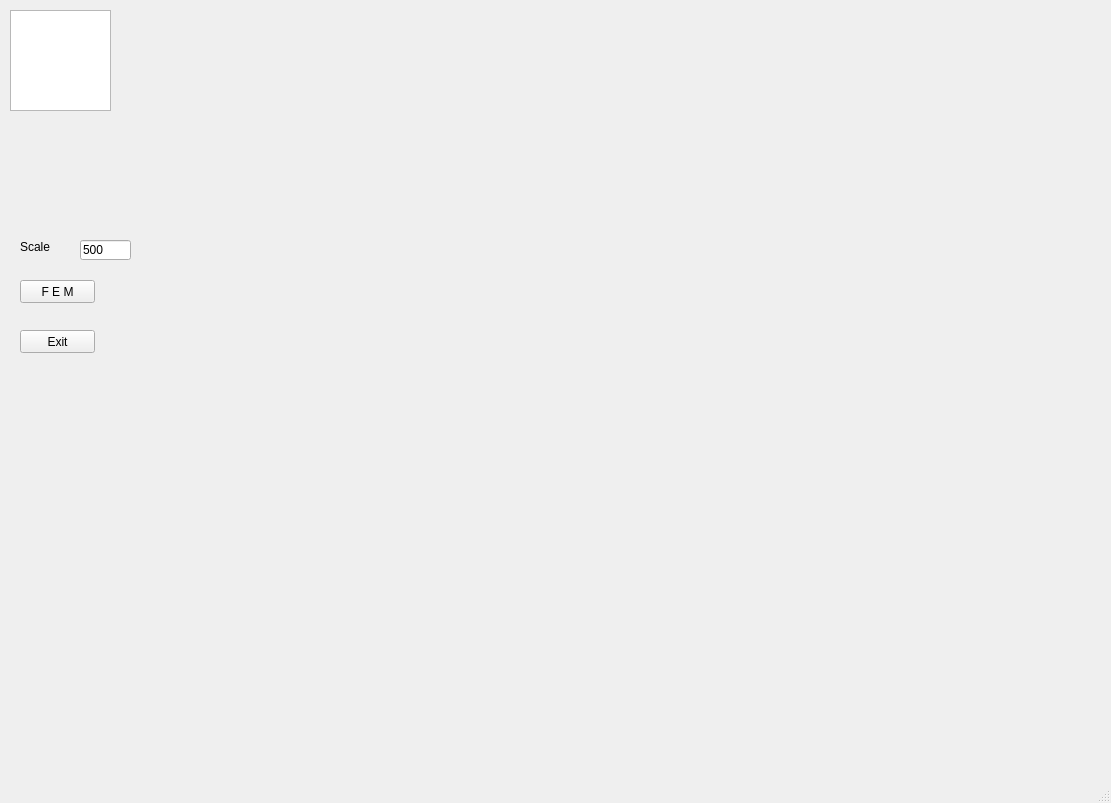
Above: BDwindow.ui from JayJoeAy/jjff before the change. Below: the same form after it.
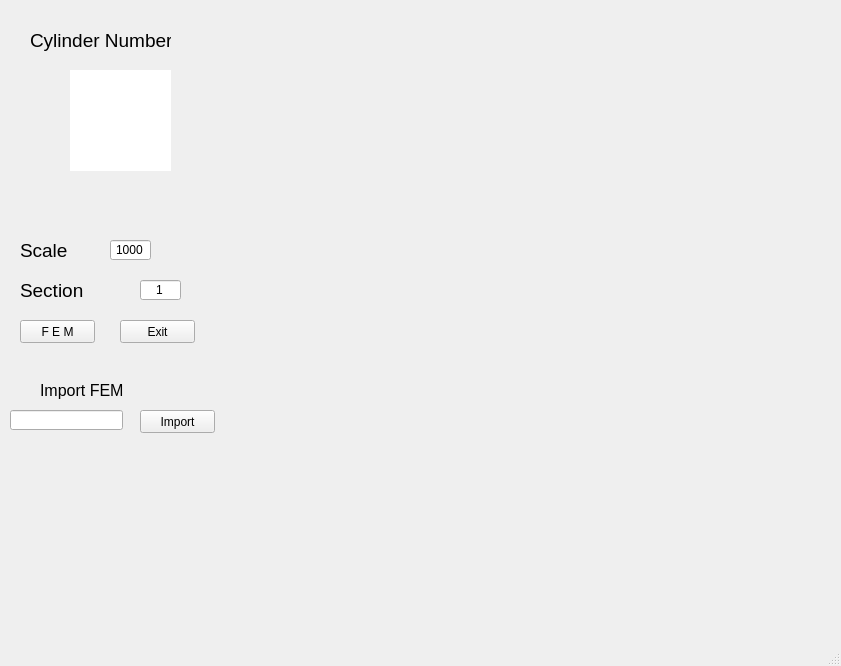
That is the form after the change.

Commit message: import from a file location is done succesfully.

The edit to the form file:
```diff
--- a/BDwindow.ui
+++ b/BDwindow.ui
@@ -6,8 +6,8 @@
    <rect>
     <x>0</x>
     <y>0</y>
-    <width>1111</width>
-    <height>803</height>
+    <width>841</width>
+    <height>666</height>
    </rect>
   </property>
   <property name="windowTitle">
@@ -18,7 +18,7 @@
     <property name="geometry">
      <rect>
       <x>20</x>
-      <y>280</y>
+      <y>320</y>
       <width>75</width>
       <height>23</height>
      </rect>
@@ -47,24 +47,30 @@
    <widget class="QListWidget" name="L1">
     <property name="geometry">
      <rect>
-      <x>10</x>
-      <y>10</y>
+      <x>70</x>
+      <y>70</y>
       <width>101</width>
       <height>101</height>
      </rect>
     </property>
+    <property name="frameShape">
+     <enum>QFrame::NoFrame</enum>
+    </property>
    </widget>
    <widget class="QLineEdit" name="lineEdit">
     <property name="geometry">
      <rect>
-      <x>80</x>
+      <x>110</x>
       <y>240</y>
-      <width>51</width>
+      <width>41</width>
       <height>20</height>
      </rect>
     </property>
     <property name="text">
-     <string>500</string>
+     <string>1000</string>
+    </property>
+    <property name="alignment">
+     <set>Qt::AlignCenter</set>
     </property>
    </widget>
    <widget class="QLabel" name="label">
@@ -72,10 +78,15 @@
      <rect>
       <x>20</x>
       <y>240</y>
-      <width>47</width>
-      <height>13</height>
+      <width>71</width>
+      <height>21</height>
      </rect>
     </property>
+    <property name="font">
+     <font>
+      <pointsize>14</pointsize>
+     </font>
+    </property>
     <property name="text">
      <string>Scale</string>
     </property>
@@ -83,8 +94,8 @@
    <widget class="QPushButton" name="ExitButt">
     <property name="geometry">
      <rect>
-      <x>20</x>
-      <y>330</y>
+      <x>120</x>
+      <y>320</y>
       <width>75</width>
       <height>23</height>
      </rect>
@@ -93,6 +104,99 @@
      <string>Exit</string>
     </property>
    </widget>
+   <widget class="QLabel" name="label_2">
+    <property name="geometry">
+     <rect>
+      <x>30</x>
+      <y>20</y>
+      <width>141</width>
+      <height>41</height>
+     </rect>
+    </property>
+    <property name="font">
+     <font>
+      <pointsize>14</pointsize>
+     </font>
+    </property>
+    <property name="text">
+     <string>Cylinder Number</string>
+    </property>
+   </widget>
+   <widget class="QLineEdit" name="FEM_sec">
+    <property name="geometry">
+     <rect>
+      <x>140</x>
+      <y>280</y>
+      <width>41</width>
+      <height>20</height>
+     </rect>
+    </property>
+    <property name="text">
+     <string>1</string>
+    </property>
+    <property name="alignment">
+     <set>Qt::AlignCenter</set>
+    </property>
+   </widget>
+   <widget class="QLabel" name="label_3">
+    <property name="geometry">
+     <rect>
+      <x>20</x>
+      <y>280</y>
+      <width>101</width>
+      <height>21</height>
+     </rect>
+    </property>
+    <property name="font">
+     <font>
+      <pointsize>14</pointsize>
+     </font>
+    </property>
+    <property name="text">
+     <string>Section</string>
+    </property>
+   </widget>
+   <widget class="QLabel" name="label_4">
+    <property name="geometry">
+     <rect>
+      <x>40</x>
+      <y>380</y>
+      <width>91</width>
+      <height>21</height>
+     </rect>
+    </property>
+    <property name="font">
+     <font>
+      <pointsize>12</pointsize>
+     </font>
+    </property>
+    <property name="text">
+     <string>Import FEM</string>
+    </property>
+   </widget>
+   <widget class="QPushButton" name="openButt">
+    <property name="geometry">
+     <rect>
+      <x>140</x>
+      <y>410</y>
+      <width>75</width>
+      <height>23</height>
+     </rect>
+    </property>
+    <property name="text">
+     <string>Import</string>
+    </property>
+   </widget>
+   <widget class="QLineEdit" name="FEMAdd">
+    <property name="geometry">
+     <rect>
+      <x>10</x>
+      <y>410</y>
+      <width>113</width>
+      <height>20</height>
+     </rect>
+    </property>
+   </widget>
   </widget>
   <widget class="QMenuBar" name="menubar">
    <property name="geometry">
```
Left out of the diff: 4 changed lines with no effect on the pictures. The commit also changes 1 other file.
